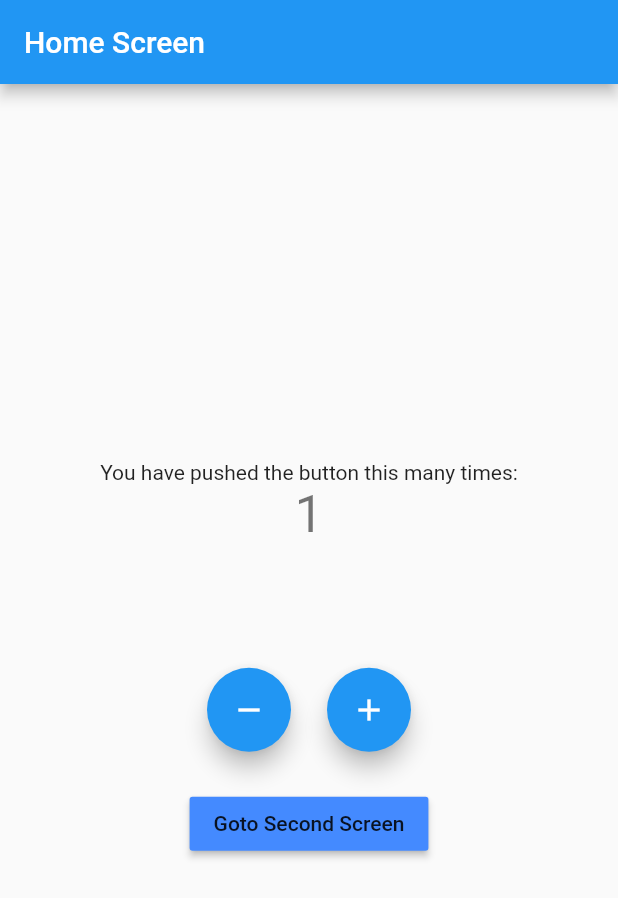
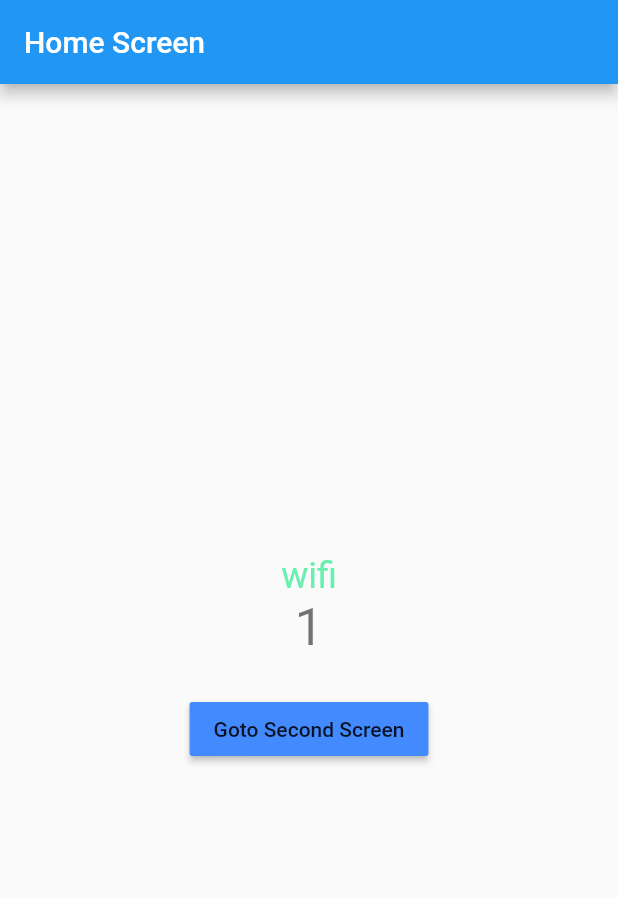
Before and after one commit to Prayash07/bloc, a Flutter app: the screen it shows after launch, on a phone screen of 412 x 824 dp. Shown: the top 898 px of the screen. Run offline on Flutter 3.47's test engine with Material 2 defaults, Android fonts, the phone set to English and light mode, and no system bars; our stand-ins replace bloc, connectivity_plus, flutter_bloc.

Commit message:
wifi mobile disconnection state detected

```diff
--- a/lib/logic/cubit/counter_cubit.dart
+++ b/lib/logic/cubit/counter_cubit.dart
@@ -1,35 +1,14 @@
-import 'dart:async';
-
 import 'package:bloc/bloc.dart';
-import 'package:bloc_test/constants/enums.dart';
-import 'package:bloc_test/logic/cubit/internet_cubit.dart';
 import 'package:meta/meta.dart';
 
 part 'counter_state.dart';
 
 class CounterCubit extends Cubit<CounterState> {
-  final InternetCubit internetCubit;
-  late StreamSubscription internetStreamSubscription;
-
-  CounterCubit({required this.internetCubit})
+  CounterCubit()
       : super(CounterState(
           counterValue: 0,
           wasIncremented: false,
-        )) {
-    monitorInternetCubit();
-  }
-
-  StreamSubscription<InternetState> monitorInternetCubit() {
-    return internetStreamSubscription = internetCubit.stream.listen((event) {
-      if (event is InternetConnected &&
-          event.connectionType == ConnectionType.wifi) {
-        increment();
-      } else if (event is InternetConnected &&
-          event.connectionType == ConnectionType.mobile) {
-        decrement();
-      }
-    });
-  }
+        ));
 
   void increment() => emit(CounterState(
         counterValue: state.counterValue + 1,
@@ -39,10 +18,4 @@ class CounterCubit extends Cubit<CounterState> {
         counterValue: state.counterValue - 1,
         wasIncremented: false,
       ));
-
-  @override
-  Future<void> close() {
-    internetStreamSubscription.cancel();
-    return super.close();
-  }
 }
--- a/lib/logic/cubit/internet_cubit.dart
+++ b/lib/logic/cubit/internet_cubit.dart
@@ -2,6 +2,7 @@ import 'dart:async';
 
 import 'package:bloc/bloc.dart';
 import 'package:bloc_test/constants/enums.dart';
+import 'package:flutter/foundation.dart';
 import 'package:meta/meta.dart';
 import 'package:connectivity_plus/connectivity_plus.dart';
 
@@ -18,6 +19,9 @@ class InternetCubit extends Cubit<InternetState> {
   StreamSubscription<ConnectivityResult> monitorInternetConnection() {
     return connectivityStreamSubscription =
         connectivity.onConnectivityChanged.listen((connectivityResult) {
+      if (kDebugMode) {
+        print("connectivity result ----- " + connectivityResult.toString());
+      }
       if (connectivityResult == ConnectivityResult.wifi) {
         emitInternetConnected(ConnectionType.wifi);
       } else if (connectivityResult == ConnectivityResult.mobile) {
--- a/lib/main.dart
+++ b/lib/main.dart
@@ -28,8 +28,7 @@ class MyApp extends StatelessWidget {
           create: (context) => InternetCubit(connectivity: connectivity),
         ),
         BlocProvider<CounterCubit>(
-          create: (context) =>
-              CounterCubit(internetCubit: context.read<InternetCubit>()),
+          create: (context) => CounterCubit(),
         )
       ],
       child: MaterialApp(
--- a/lib/presentation/screens/home_screen.dart
+++ b/lib/presentation/screens/home_screen.dart
@@ -1,4 +1,6 @@
+import 'package:bloc_test/constants/enums.dart';
 import 'package:bloc_test/logic/cubit/counter_cubit.dart';
+import 'package:bloc_test/logic/cubit/internet_cubit.dart';
 import 'package:flutter/material.dart';
 import 'package:flutter_bloc/flutter_bloc.dart';
 
@@ -17,11 +19,19 @@ class MyHomePage extends StatefulWidget {
 }
 
 class _MyHomePageState extends State<MyHomePage> {
-  int _counter = 0;
-
   @override
   Widget build(BuildContext context) {
-    return Scaffold(
+    return BlocListener<InternetCubit, InternetState>(
+      listener: (context, state) {
+        if (state is InternetConnected &&
+            state.connectionType == ConnectionType.wifi) {
+          context.read<CounterCubit>().increment();
+        } else if (state is InternetConnected &&
+            state.connectionType == ConnectionType.mobile) {
+          context.read<CounterCubit>().decrement();
+        }
+      },
+      child: Scaffold(
         appBar: AppBar(
           title: Text(widget.title),
           automaticallyImplyLeading: false,
@@ -30,12 +40,31 @@ class _MyHomePageState extends State<MyHomePage> {
           child: Column(
             mainAxisAlignment: MainAxisAlignment.center,
             children: <Widget>[
-            const Text(
-              'You have pushed the button this many times:',
+              BlocBuilder<InternetCubit, InternetState>(
+                builder: (context, state) {
+                  if (state is InternetConnected &&
+                      state.connectionType == ConnectionType.wifi) {
+                    return const Text(
+                      "wifi",
+                      style: TextStyle(color: Colors.greenAccent, fontSize: 24),
+                    );
+                  } else if (state is InternetConnected &&
+                      state.connectionType == ConnectionType.mobile) {
+                    return const Text(
+                      "mobile",
+                      style: TextStyle(color: Colors.blueAccent, fontSize: 24),
+                    );
+                  } else if (state is InternetDisconnected) {
+                    return const Text(
+                      "Disconnected",
+                      style: TextStyle(color: Colors.redAccent, fontSize: 24),
+                    );
+                  }
+                  return const CircularProgressIndicator();
+                },
               ),
               BlocConsumer<CounterCubit, CounterState>(
                 listener: (context, state) {
-                // TODO: implement listener
                   if (state.wasIncremented) {
                     ScaffoldMessenger.of(context).showSnackBar(const SnackBar(
                       content: Text("value was increased"),
@@ -55,33 +84,6 @@ class _MyHomePageState extends State<MyHomePage> {
                   );
                 },
               ),
-            SizedBox(
-              height: MediaQuery.of(context).size.height * .1,
-            ),
-            Row(
-              mainAxisAlignment: MainAxisAlignment.center,
-              children: [
-                FloatingActionButton(
-                  onPressed: () {
-                    BlocProvider.of<CounterCubit>(context).decrement();
-                  },
-                  heroTag: "btn3",
-                  tooltip: 'Decrement',
-                  child: const Icon(Icons.remove),
-                ),
-                const SizedBox(
-                  width: 24,
-                ),
-                FloatingActionButton(
-                  onPressed: () {
-                    BlocProvider.of<CounterCubit>(context).increment();
-                  },
-                  tooltip: 'Increment',
-                  heroTag: "btn4",
-                  child: const Icon(Icons.add),
-                ),
-              ],
-            ),
               const SizedBox(
                 height: 24,
               ),
@@ -95,6 +97,7 @@ class _MyHomePageState extends State<MyHomePage> {
             ],
           ),
         ),
+      ),
     );
   }
 }
--- a/lib/presentation/screens/second_screen.dart
+++ b/lib/presentation/screens/second_screen.dart
@@ -17,8 +17,6 @@ class SecondScreen extends StatefulWidget {
 }
 
 class _SecondScreenState extends State<SecondScreen> {
-  int _counter = 0;
-
   @override
   Widget build(BuildContext context) {
     return Scaffold(
@@ -34,7 +32,6 @@ class _SecondScreenState extends State<SecondScreen> {
             ),
             BlocConsumer<CounterCubit, CounterState>(
               listener: (context, state) {
-                // TODO: implement listener
                 if (state.wasIncremented) {
                   ScaffoldMessenger.of(context).showSnackBar(const SnackBar(
                     content: Text("value was increased"),
```
Lines whose indentation alone changed are shown as unchanged.
